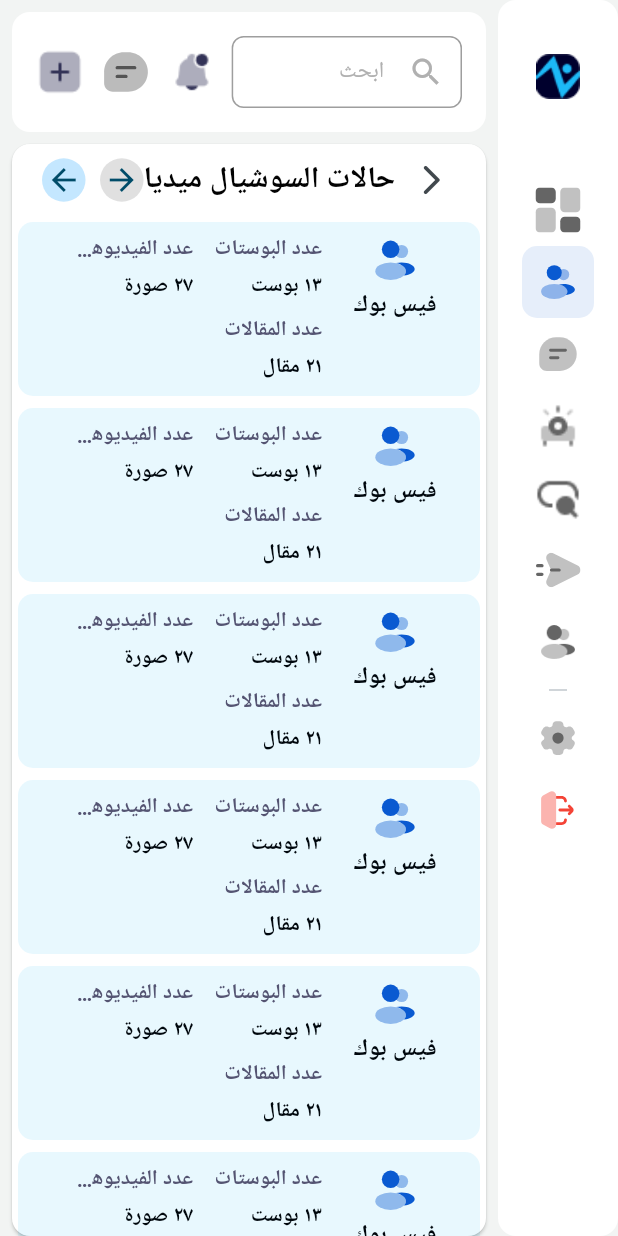
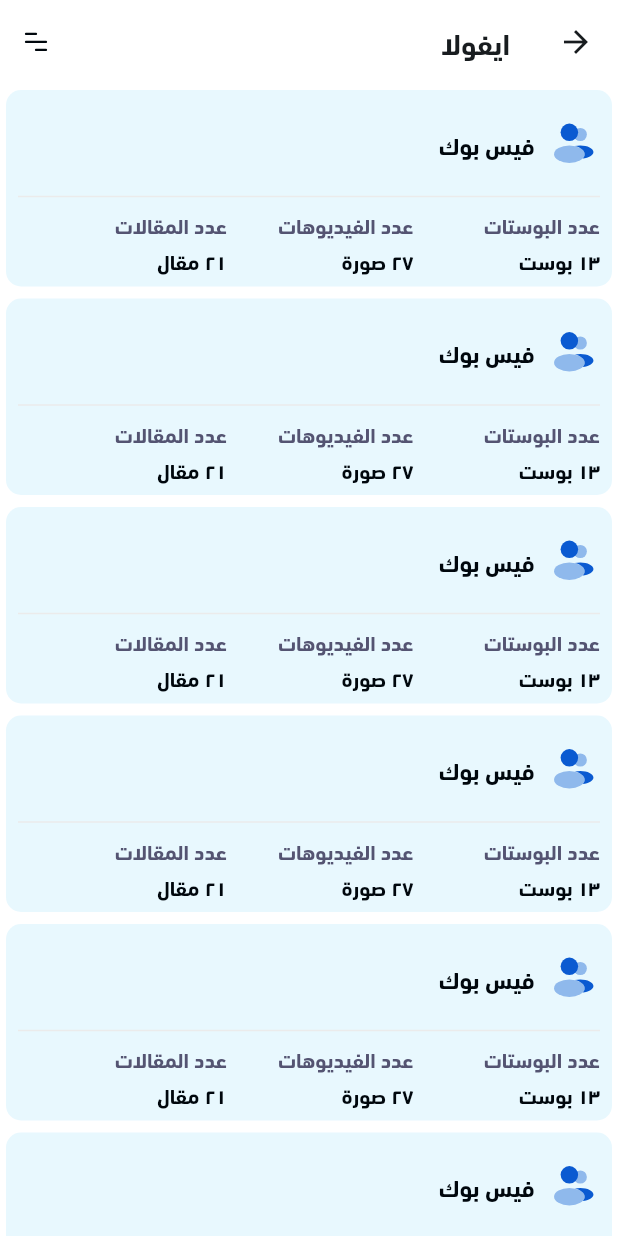
Before and after one commit to nofalseo-omar/nofal_crm_app, a Flutter app: the SocialMediaStatusScreen screen opened by its route, on a phone screen of 412 x 824 dp. Run offline on Flutter 3.47's test engine with Material 3 defaults, Android fonts, the phone set to English and light mode, and no system bars; our stand-ins replace awesome_notifications, blur, cached_network_image, dartz, dio, dotted_border and 8 more; missing offline and left inert: face_pile, gauge_indicator, hmb_tooltip, super_tooltip; accounts and stored records are empty.

Commit message:
status screen

```diff
--- a/lib/core/constants/app_images_path.dart
+++ b/lib/core/constants/app_images_path.dart
@@ -25,6 +25,7 @@ class AppImages {
   static const String sent = 'assets/svg/sent.svg';
   static const String grid = 'assets/svg/grid.svg';
   static const String menu = 'assets/svg/menu.svg';
+  static const String menu2 = 'assets/svg/menu_2.svg';
   static const String image = 'assets/images/image.png';
   static const String circle = 'assets/images/circle.png';
   static const String reload = 'assets/images/reload.png';
--- /dev/null
+++ b/lib/features/content_creator/home/view/widgets/table_widget/default_row_widget_with_top_image.dart
@@ -0,0 +1,124 @@
+import 'package:nofal_crm_app/components/custom_image_handler.dart';
+import 'package:nofal_crm_app/core/utils/app_colors.dart';
+import 'package:nofal_crm_app/features/content_creator/home/view/widgets/table_widget/table_cell_item.dart';
+import 'package:flutter/material.dart';
+import 'package:nofal_crm_app/features/content_creator/social_media_status/view/widgets/social_media_table.dart';
+import 'package:nofal_crm_app/core/theme/text_themes.dart';
+import 'package:flutter_screenutil/flutter_screenutil.dart';
+
+class DefaultRowWidgetWithTopImage extends StatelessWidget {
+  const DefaultRowWidgetWithTopImage({
+    super.key,
+    this.icon,
+    this.title,
+    required this.tableItems,
+    this.trillingWidget,
+    this.showMore,
+    this.showMoreWithDetails,
+    this.textStyle,
+    this.backgroundColor,
+    this.flex = 3,
+    this.nameOfKeyOfStyle,
+  });
+
+  final String? icon, title;
+  final Map<String, String?> tableItems;
+  final Widget? trillingWidget;
+  final Function()? showMore;
+  final void Function(dynamic details)? showMoreWithDetails;
+  final Color? backgroundColor;
+  final TextStyle? textStyle;
+  final int flex;
+  final String? nameOfKeyOfStyle;
+
+  @override
+  Widget build(BuildContext context) {
+    return LayoutBuilder(builder: (context, constraints) {
+      bool isSmallScreen = constraints.maxWidth < 600;
+      bool isMediumScreen = constraints.maxWidth < 900;
+
+      return Container(
+        padding: EdgeInsets.symmetric(
+          horizontal: isSmallScreen ? 8 : 16,
+          vertical: 8,
+        ),
+        margin: EdgeInsets.all(isSmallScreen ? 4 : 8),
+        decoration: BoxDecoration(
+          color: backgroundColor ?? AppColors.lightBlue.withOpacity(.1),
+          borderRadius: BorderRadius.circular(10),
+        ),
+        child: Column(
+          children: [
+            Padding(
+              padding: const EdgeInsets.symmetric(vertical: 10),
+              child: Row(
+                children: [
+                  CustomImageHandler(
+                    icon,
+                    width: 35,
+                    fit: BoxFit.cover,
+                    height: 35,
+                  ),
+                  8.horizontalSpace,
+                  Text(
+                    title ?? '',
+                    style: context.f16700?.copyWith(
+                      color: AppColors.blackColor,
+                    ),
+                  )
+                ],
+              ),
+            ),
+            const Divider(
+              color: Color(0xffEBEBEB),
+            ),
+            Row(
+              crossAxisAlignment: CrossAxisAlignment.start,
+              children: [
+                // Leading section
+                // if (title != null)
+
+                // Table Items - dynamically sized
+                Expanded(
+                  flex: 4,
+                  child: Wrap(
+                    alignment: WrapAlignment.start,
+                    spacing: isSmallScreen ? 8 : 16,
+                    runSpacing: isSmallScreen ? 10 : 12,
+                    children: tableItems.entries.map((entry) {
+                      return TableCellItem(
+                        title: entry.key,
+                        subTitle: entry.value == "*" ? null : entry.value,
+                        titleStyle: nameOfKeyOfStyle == null
+                            ? textStyle
+                            : entry.value == '*'
+                                ? textStyle
+                                : null,
+                      );
+                    }).toList(),
+                  ),
+                ),
+                // Trailing widget
+                if (trillingWidget != null && !isMediumScreen)
+                  Padding(
+                    padding: EdgeInsets.only(left: 8.0),
+                    child: trillingWidget!,
+                  ),
+                // Show More Icon
+                if (showMore != null || showMoreWithDetails != null)
+                  GestureDetector(
+                    onTapDown: (details) => showMoreWithDetails?.call(details),
+                    child: const Icon(
+                      Icons.more_horiz,
+                      color: Color(0xff91969A),
+                      size: 30,
+                    ),
+                  ),
+              ],
+            ),
+          ],
+        ),
+      );
+    });
+  }
+}
--- a/lib/features/content_creator/home/view/widgets/table_widget/table_cell_item.dart
+++ b/lib/features/content_creator/home/view/widgets/table_widget/table_cell_item.dart
@@ -18,12 +18,9 @@ class TableCellItem extends StatelessWidget {
   Widget build(BuildContext context) {
     return LayoutBuilder(
       builder: (context, constraints) {
-        bool isSmallScreen = constraints.maxWidth < 600;
-
         return SizedBox(
-          width: isSmallScreen
-              ? constraints.maxWidth * 0.4
-              : 150, // Responsive width
+          width: constraints.maxWidth * 0.3,
+          // Responsive width
           child: Column(
             crossAxisAlignment: CrossAxisAlignment.start,
             children: [
--- a/lib/features/content_creator/social_media_status/view/screen/social_media_status_screen.dart
+++ b/lib/features/content_creator/social_media_status/view/screen/social_media_status_screen.dart
@@ -1,39 +1,65 @@
 import 'package:nofal_crm_app/components/custom_app_widget.dart';
+import 'package:nofal_crm_app/components/custom_image_handler.dart';
 import 'package:nofal_crm_app/components/developer_drawer_widget.dart';
+import 'package:nofal_crm_app/core/constants/app_images_path.dart';
+import 'package:nofal_crm_app/core/theme/text_themes.dart';
+import 'package:nofal_crm_app/core/utils/app_colors.dart';
 import 'package:nofal_crm_app/features/content_creator/home/view/widgets/app_drawer.dart';
 import 'package:nofal_crm_app/features/content_creator/social_media_status/view/widgets/social_media_table.dart';
 import 'package:flutter/material.dart';
+import 'package:nofal_crm_app/features/sales/widget/follow_up_date_dialog.dart';
 
 class SocialMediaStatusScreen extends StatelessWidget {
   const SocialMediaStatusScreen({super.key});
 
   @override
   Widget build(BuildContext context) {
-    return const Scaffold(
-        backgroundColor: Color.fromRGBO(0, 45, 13, 0.05),
-        body: Row(
-          children: [
-            AppDrawer(
-              selectedIndex: 1,
+    return Scaffold(
+      backgroundColor: AppColors.whiteColor,
+       body: SocialMediaTable(),
+      appBar: AppBar(
+        backgroundColor: AppColors.whiteColor,
+        title: Text(
+          'ايفولا',
+          style: context.f20600,
+        ),
+        automaticallyImplyLeading: true,
+        actions: [
+          IconButton(
+            icon: const CustomImageHandler(
+              AppImages.menu2,
+              color: AppColors.blackColor,
             ),
-            Expanded(
-              child: Column(children: [
-                Padding(
-                  padding: EdgeInsets.all(8.0),
-                  child: CustomAppBarWidget(),
-                ),
-                Expanded(
-                  child: Row(
-                    crossAxisAlignment: CrossAxisAlignment.start,
-                    children: [
-                      Expanded(flex: 5, child: SocialMediaTable()),
-                      FittedBox(child: DeveloperHomeDrawerWidget())
-                    ],
-                  ),
-                ),
-              ]),
-            ),
-          ],
-        ));
+            onPressed: () {},
+          )
+        ],
+      ),
+      //  Row(
+      //   children: [
+      //     AppDrawer(
+      //       selectedIndex: 1,
+      //     ),
+      //     Expanded(
+      //       child:
+
+      //       Column(children: [
+      //         Padding(
+      //           padding: EdgeInsets.all(8.0),
+      //           child: CustomAppBarWidget(),
+      //         ),
+      //         Expanded(
+      //           child: Row(
+      //             crossAxisAlignment: CrossAxisAlignment.start,
+      //             children: [
+      //               Expanded(flex: 5, child: SocialMediaTable()),
+      //               // FittedBox(child: DeveloperHomeDrawerWidget())
+      //             ],
+      //           ),
+      //         ),
+      //       ]),
+      //     ),
+      //   ],
+      // )
+    );
   }
 }
--- a/lib/features/content_creator/social_media_status/view/widgets/social_media_table.dart
+++ b/lib/features/content_creator/social_media_status/view/widgets/social_media_table.dart
@@ -1,6 +1,7 @@
 import 'package:nofal_crm_app/core/constants/app_images_path.dart';
 import 'package:nofal_crm_app/core/theme/text_themes.dart';
 import 'package:nofal_crm_app/features/content_creator/home/view/widgets/table_widget/default_row_widget.dart';
+import 'package:nofal_crm_app/features/content_creator/home/view/widgets/table_widget/default_row_widget_with_top_image.dart';
 import 'package:nofal_crm_app/routes/app_routes.dart';
 import 'package:flutter/material.dart';
 import 'package:flutter_screenutil/flutter_screenutil.dart';
@@ -11,49 +12,20 @@ class SocialMediaTable extends StatelessWidget {
 
   @override
   Widget build(BuildContext context) {
-    return Padding(
-      padding: const EdgeInsets.symmetric(horizontal: 8.0),
-      child: Card(
+    return Container(
       margin: const EdgeInsets.all(0),
       color: const Color(0xffFfffff),
       child: SingleChildScrollView(
         child: Column(
-            // crossAxisAlignment: CrossAxisAlignment.stretch,
+          crossAxisAlignment: CrossAxisAlignment.stretch,
+          mainAxisSize: MainAxisSize.max,
           children: [
-              Padding(
-                padding: const EdgeInsets.symmetric(horizontal: 20.0),
-                child: Row(
-                  children: [
-                    IconButton(
-                        onPressed: () {
-                          Get.back();
-                        },
-                        icon: const Icon(Icons.arrow_back_ios_rounded)),
-                    Text('حالات السوشيال ميديا',
-                        style: context.f20700
-                            ?.copyWith(color: const Color(0xff020202))),
-                    const Spacer(),
-                    CircleAvatar(
-                      backgroundColor: Colors.grey.shade300,
-                      radius: 15.sp,
-                      child: const Icon(
-                        Icons.arrow_back,
-                      ),
-                    ),
-                    SizedBox(width: 10.sp),
-                    CircleAvatar(
-                      radius: 15.sp,
-                      child: const Icon(Icons.arrow_forward),
-                    ),
-                  ],
-                ),
-              ),
             ...List.generate(6, (i) {
               return GestureDetector(
                 onTap: () {
                   Get.toNamed(Routes.projectStatusScreen);
                 },
-                  child: const DefaultRowWidget(
+                child: const DefaultRowWidgetWithTopImage(
                   icon: AppImages.users,
                   title: 'فيس بوك',
                   tableItems: {
@@ -67,7 +39,6 @@ class SocialMediaTable extends StatelessWidget {
           ],
         ),
       ),
-      ),
     );
   }
 }
```
Also changed, not shown: pubspec.yaml (+23 -14 lines), assets/svg/menu_2.svg (added). Lines whose indentation alone changed are shown as unchanged.
